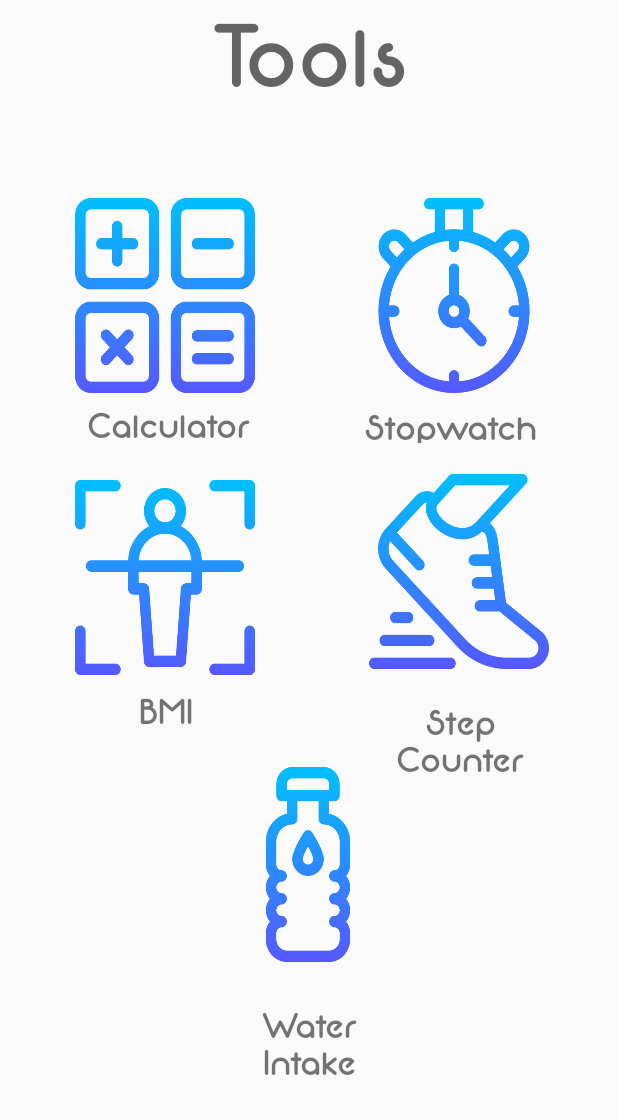
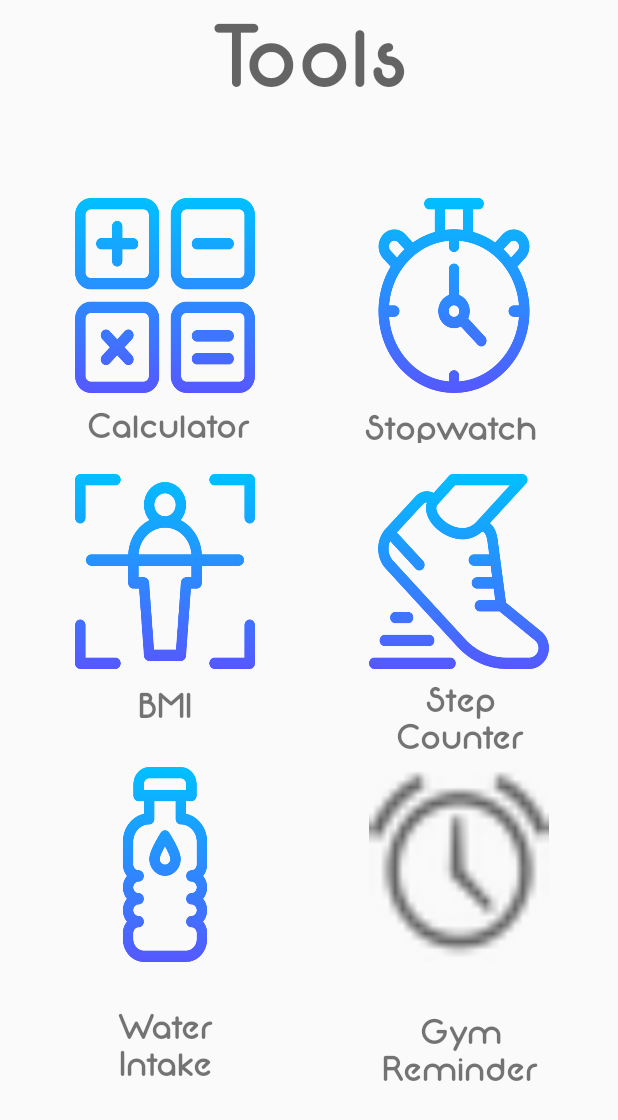
Before and after one commit to saykhar7/GymHomie, an Android app: the fragment tools_fragment shown on its own in the app's theme, on a phone screen of 412 x 824 dp. Shown: the top 1120 px of the screen. Run offline under Robolectric (Android 15) with nearby library versions, the phone set to English and light mode, and no system bars.

Commit message:
Added gym reminder button (nonfunctional) in tools

```diff
--- a/app/src/main/res/layout/fragment_tools.xml
+++ b/app/src/main/res/layout/fragment_tools.xml
@@ -8,107 +8,6 @@
     tools:context=".fragments.tools_fragment">
 
     <!-- TODO: Update blank fragment layout -->
-
-    <Button
-        android:id="@+id/water_intake_button"
-        android:layout_width="120dp"
-        android:layout_height="130dp"
-        android:layout_marginStart="145dp"
-        android:layout_marginTop="433dp"
-        android:layout_marginEnd="146dp"
-        android:background="@drawable/water_bottle"
-        app:layout_constraintBottom_toBottomOf="parent"
-        app:layout_constraintEnd_toEndOf="parent"
-        app:layout_constraintHorizontal_bias="0.0"
-        app:layout_constraintStart_toStartOf="parent"
-        app:layout_constraintTop_toBottomOf="@+id/tools_title"
-        app:layout_constraintVertical_bias="0.0" />
-
-    <TextView
-        android:id="@+id/textView5"
-        android:layout_width="121dp"
-        android:layout_height="25dp"
-        android:layout_marginTop="8dp"
-        android:fontFamily="@font/neon"
-        android:text="BMI"
-        android:textAlignment="center"
-        android:textSize="24sp"
-        app:layout_constraintBottom_toBottomOf="parent"
-        app:layout_constraintEnd_toEndOf="parent"
-        app:layout_constraintHorizontal_bias="0.172"
-        app:layout_constraintStart_toStartOf="parent"
-        app:layout_constraintTop_toBottomOf="@+id/BMI_button"
-        app:layout_constraintVertical_bias="0.008" />
-
-    <TextView
-        android:id="@+id/textView9"
-        android:layout_width="123dp"
-        android:layout_height="48dp"
-        android:layout_marginTop="4dp"
-        android:fontFamily="@font/neon"
-        android:text="Step Counter"
-        android:textAlignment="center"
-        android:textSize="24sp"
-        app:layout_constraintBottom_toBottomOf="parent"
-        app:layout_constraintEnd_toEndOf="parent"
-        app:layout_constraintHorizontal_bias="0.85"
-        app:layout_constraintStart_toStartOf="parent"
-        app:layout_constraintTop_toBottomOf="@+id/step_counter_button"
-        app:layout_constraintVertical_bias="0.055" />
-
-    <TextView
-        android:id="@+id/textView10"
-        android:layout_width="123dp"
-        android:layout_height="48dp"
-        android:fontFamily="@font/neon"
-        android:text="Water Intake"
-        android:textAlignment="center"
-        android:textSize="24sp"
-        app:layout_constraintBottom_toBottomOf="parent"
-        app:layout_constraintEnd_toEndOf="parent"
-        app:layout_constraintStart_toStartOf="parent"
-        app:layout_constraintTop_toBottomOf="@+id/water_intake_button"
-        app:layout_constraintVertical_bias="0.214" />
-
-    <Button
-        android:id="@+id/BMI_button"
-        android:layout_width="120dp"
-        android:layout_height="130dp"
-        android:layout_marginTop="242dp"
-        android:background="@drawable/body_scan"
-        app:layout_constraintBottom_toBottomOf="parent"
-        app:layout_constraintEnd_toEndOf="parent"
-        app:layout_constraintHorizontal_bias="0.171"
-        app:layout_constraintStart_toStartOf="parent"
-        app:layout_constraintTop_toBottomOf="@+id/tools_title"
-        app:layout_constraintVertical_bias="0.0" />
-
-    <Button
-        android:id="@+id/step_counter_button"
-        android:layout_width="120dp"
-        android:layout_height="130dp"
-        android:layout_marginStart="76dp"
-        android:layout_marginTop="238dp"
-        android:background="@drawable/jogging"
-        app:layout_constraintBottom_toBottomOf="parent"
-        app:layout_constraintEnd_toEndOf="parent"
-        app:layout_constraintHorizontal_bias="0.786"
-        app:layout_constraintStart_toStartOf="parent"
-        app:layout_constraintTop_toBottomOf="@+id/tools_title"
-        app:layout_constraintVertical_bias="0.0" />
-
-    <Button
-        android:id="@+id/stopwatch_button"
-        android:layout_width="120dp"
-        android:layout_height="130dp"
-        android:layout_marginTop="54dp"
-        android:background="@drawable/stopwatch_icon"
-        app:layout_constraintBottom_toBottomOf="parent"
-        app:layout_constraintEnd_toEndOf="parent"
-        app:layout_constraintHorizontal_bias="0.831"
-        app:layout_constraintStart_toStartOf="parent"
-        app:layout_constraintTop_toBottomOf="@+id/tools_title"
-        app:layout_constraintVertical_bias="0.0" />
 
     <TextView
         android:id="@+id/tools_title"
@@ -157,6 +56,19 @@
         app:layout_constraintTop_toBottomOf="@+id/calculator_button"
         app:layout_constraintVertical_bias="0.0" />
 
+    <Button
+        android:id="@+id/stopwatch_button"
+        android:layout_width="120dp"
+        android:layout_height="130dp"
+        android:layout_marginTop="54dp"
+        android:background="@drawable/stopwatch_icon"
+        app:layout_constraintBottom_toBottomOf="parent"
+        app:layout_constraintEnd_toEndOf="parent"
+        app:layout_constraintHorizontal_bias="0.831"
+        app:layout_constraintStart_toStartOf="parent"
+        app:layout_constraintTop_toBottomOf="@+id/tools_title"
+        app:layout_constraintVertical_bias="0.0" />
+
     <TextView
         android:id="@+id/textView4"
         android:layout_width="127dp"
@@ -173,4 +85,123 @@
         app:layout_constraintTop_toBottomOf="@+id/stopwatch_button"
         app:layout_constraintVertical_bias="0.002" />
 
+    <Button
+        android:id="@+id/BMI_button"
+        android:layout_width="120dp"
+        android:layout_height="130dp"
+        android:layout_marginTop="238dp"
+        android:background="@drawable/body_scan"
+        app:layout_constraintBottom_toBottomOf="parent"
+        app:layout_constraintEnd_toEndOf="parent"
+        app:layout_constraintHorizontal_bias="0.171"
+        app:layout_constraintStart_toStartOf="parent"
+        app:layout_constraintTop_toBottomOf="@+id/tools_title"
+        app:layout_constraintVertical_bias="0.0" />
+
+    <TextView
+        android:id="@+id/textView5"
+        android:layout_width="120dp"
+        android:layout_height="25dp"
+        android:layout_marginTop="8dp"
+        android:fontFamily="@font/neon"
+        android:text="BMI"
+        android:textAlignment="center"
+        android:textSize="24sp"
+        app:layout_constraintBottom_toBottomOf="parent"
+        app:layout_constraintEnd_toEndOf="parent"
+        app:layout_constraintHorizontal_bias="0.172"
+        app:layout_constraintStart_toStartOf="parent"
+        app:layout_constraintTop_toBottomOf="@+id/BMI_button"
+        app:layout_constraintVertical_bias="0.008" />
+
+    <Button
+        android:id="@+id/step_counter_button"
+        android:layout_width="120dp"
+        android:layout_height="130dp"
+        android:layout_marginStart="76dp"
+        android:layout_marginTop="238dp"
+        android:background="@drawable/jogging"
+        app:layout_constraintBottom_toBottomOf="parent"
+        app:layout_constraintEnd_toEndOf="parent"
+        app:layout_constraintHorizontal_bias="0.786"
+        app:layout_constraintStart_toStartOf="parent"
+        app:layout_constraintTop_toBottomOf="@+id/tools_title"
+        app:layout_constraintVertical_bias="0.0" />
+
+    <TextView
+        android:id="@+id/textView9"
+        android:layout_width="123dp"
+        android:layout_height="48dp"
+        android:layout_marginTop="4dp"
+        android:fontFamily="@font/neon"
+        android:text="Step Counter"
+        android:textAlignment="center"
+        android:textSize="24sp"
+        app:layout_constraintBottom_toBottomOf="parent"
+        app:layout_constraintEnd_toEndOf="parent"
+        app:layout_constraintHorizontal_bias="0.85"
+        app:layout_constraintStart_toStartOf="parent"
+        app:layout_constraintTop_toBottomOf="@+id/step_counter_button"
+        app:layout_constraintVertical_bias="0.008" />
+
+    <Button
+        android:id="@+id/water_intake_button"
+        android:layout_width="120dp"
+        android:layout_height="130dp"
+        android:layout_marginTop="433dp"
+        android:layout_marginEnd="74dp"
+        android:background="@drawable/water_bottle"
+        app:layout_constraintBottom_toBottomOf="parent"
+        app:layout_constraintEnd_toEndOf="parent"
+        app:layout_constraintHorizontal_bias="0.23"
+        app:layout_constraintStart_toStartOf="parent"
+        app:layout_constraintTop_toBottomOf="@+id/tools_title"
+        app:layout_constraintVertical_bias="0.0" />
+
+    <TextView
+        android:id="@+id/textView10"
+        android:layout_width="120dp"
+        android:layout_height="49dp"
+        android:fontFamily="@font/neon"
+        android:text="Water Intake"
+        android:textAlignment="center"
+        android:textSize="24sp"
+        app:layout_constraintBottom_toBottomOf="parent"
+        app:layout_constraintEnd_toEndOf="parent"
+        app:layout_constraintHorizontal_bias="0.171"
+        app:layout_constraintStart_toStartOf="parent"
+        app:layout_constraintTop_toBottomOf="@+id/water_intake_button"
+        app:layout_constraintVertical_bias="0.219" />
+
+    <!--TODO: Change the gym reminder icon-->
+    <Button
+        android:id="@+id/gym_reminder_button"
+        android:layout_width="120dp"
+        android:layout_height="130dp"
+        android:layout_marginStart="76dp"
+        android:layout_marginTop="433dp"
+        android:background="@android:drawable/ic_lock_idle_alarm"
+        app:layout_constraintBottom_toBottomOf="parent"
+        app:layout_constraintEnd_toEndOf="parent"
+        app:layout_constraintHorizontal_bias="0.786"
+        app:layout_constraintStart_toStartOf="parent"
+        app:layout_constraintTop_toBottomOf="@+id/tools_title"
+        app:layout_constraintVertical_bias="0.0" />
+
+    <TextView
+        android:id="@+id/textViewGymReminder"
+        android:layout_width="123dp"
+        android:layout_height="48dp"
+        android:layout_marginTop="4dp"
+        android:fontFamily="@font/neon"
+        android:text="Gym Reminder"
+        android:textAlignment="center"
+        android:textSize="24sp"
+        app:layout_constraintBottom_toBottomOf="parent"
+        app:layout_constraintEnd_toEndOf="parent"
+        app:layout_constraintHorizontal_bias="0.85"
+        app:layout_constraintStart_toStartOf="parent"
+        app:layout_constraintTop_toBottomOf="@+id/water_intake_button"
+        app:layout_constraintVertical_bias="0.219" />
+
 </androidx.constraintlayout.widget.ConstraintLayout>
```
